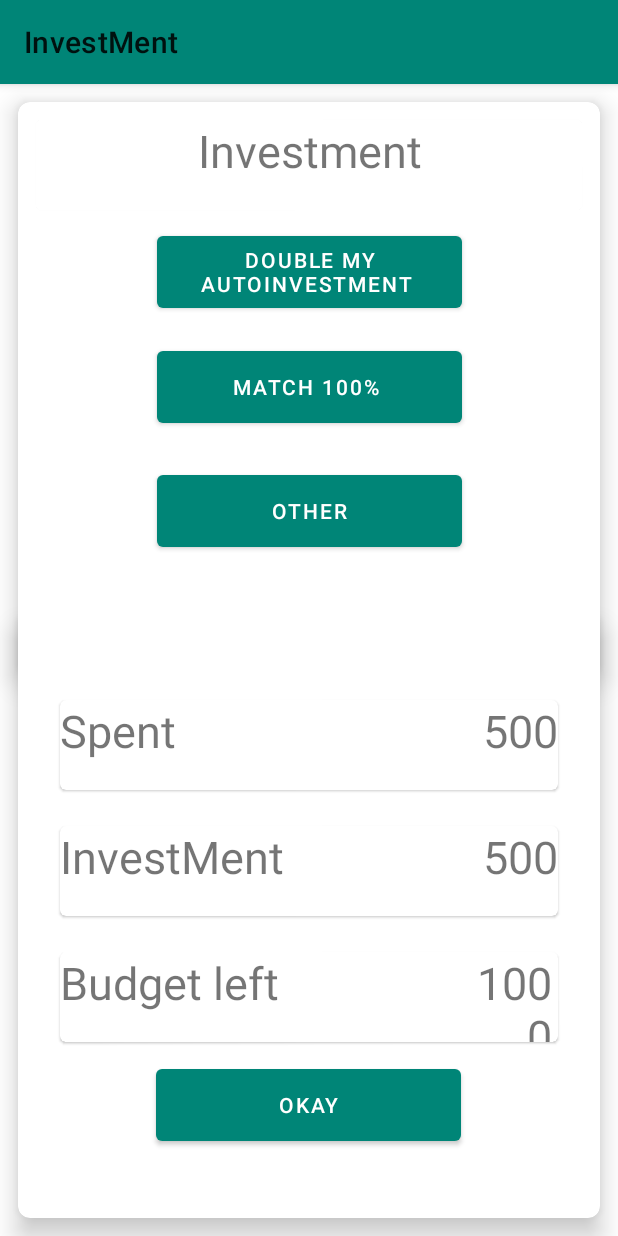
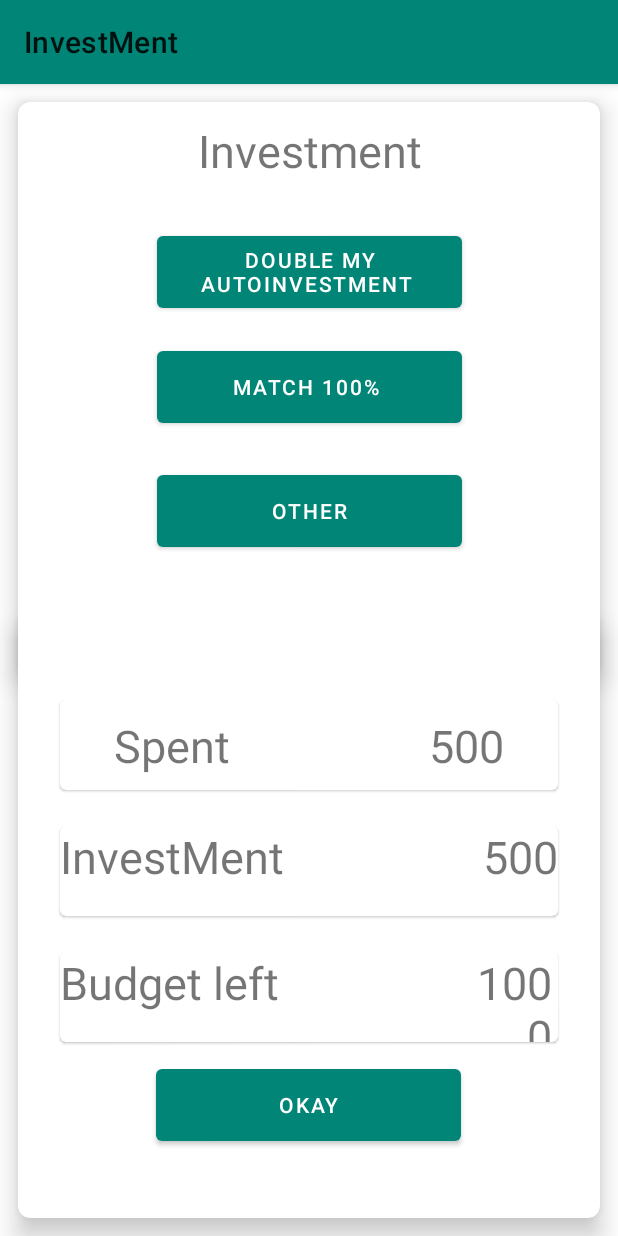
Before and after one commit to Andy9814/ML_Budgeting, an Android app: the InvestmentLayout screen opened directly, with no data from a screen before it, after a tap on "MATCH 100%", on a phone screen of 412 x 824 dp. Run offline under Robolectric (Android 15) with nearby library versions, the phone set to English and light mode, and no system bars.

Commit message:
fixing some styling

```diff
--- a/app/src/main/res/layout/activity_investment_layout.xml
+++ b/app/src/main/res/layout/activity_investment_layout.xml
@@ -165,11 +165,12 @@
 
                     <TextView
                         android:id="@+id/spentTv"
-                        android:layout_width="185dp"
-                        android:layout_height="62dp"
+                        android:layout_width="wrap_content"
+                        android:layout_height="wrap_content"
                         android:text="Spent"
                         android:textAlignment="viewStart"
                         android:textSize="30sp"
+                        app:layout_constraintLeft_toLeftOf="parent"
                         app:layout_constraintBottom_toBottomOf="parent"
                         app:layout_constraintEnd_toStartOf="@+id/spentEt"
                         app:layout_constraintStart_toStartOf="parent"
@@ -178,10 +179,11 @@
                     <TextView
                         android:id="@+id/spentEt"
                         android:layout_width="wrap_content"
-                        android:layout_height="match_parent"
+                        android:layout_height="wrap_content"
                         android:layout_marginStart="96dp"
                         android:textAlignment="center"
                         android:textSize="30sp"
+                        app:layout_constraintRight_toRightOf="parent"
                         app:layout_constraintBottom_toBottomOf="parent"
                         app:layout_constraintEnd_toEndOf="parent"
                         app:layout_constraintStart_toEndOf="@+id/spentTv"
```
